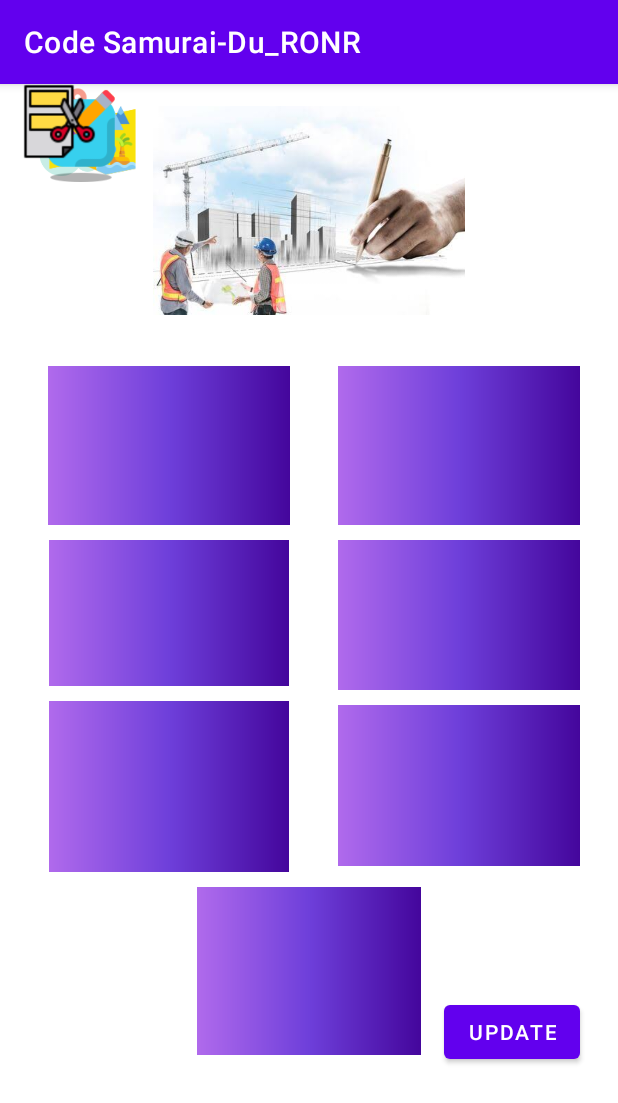
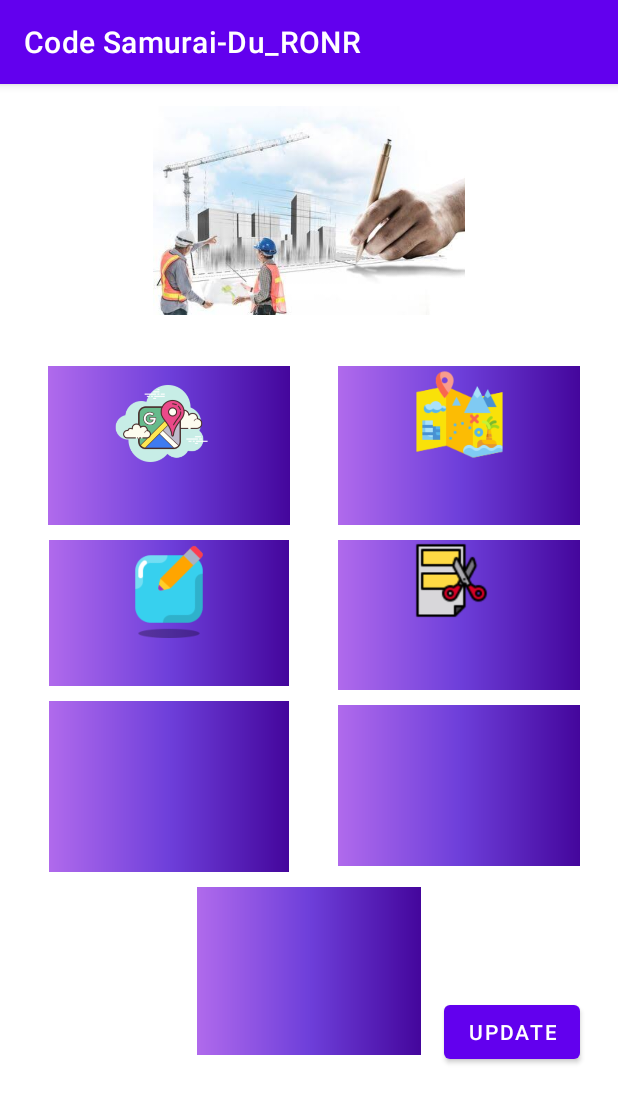
Before and after one commit to Nazira-Jesmin-Lina/DU_RONR, an Android app: the HomePage screen opened directly, with no data from a screen before it, on a phone screen of 412 x 824 dp. Shown: the top 1103 px of the screen. Run offline under Robolectric (Android 15) with nearby library versions, the phone set to English and light mode, and no system bars; our stand-ins replace Firebase (no records; nobody signed in at launch, a user with empty details on screens opened directly).

Commit message:
other page

```diff
--- a/app/src/main/res/layout/activity_home_page.xml
+++ b/app/src/main/res/layout/activity_home_page.xml
@@ -120,32 +120,42 @@
         android:id="@+id/imageView10"
         android:layout_width="94dp"
         android:layout_height="71dp"
-        app:srcCompat="@drawable/google_maps"
-        tools:layout_editor_absoluteX="64dp"
-        tools:layout_editor_absoluteY="188dp" />
+        android:layout_marginBottom="32dp"
+        app:layout_constraintBottom_toBottomOf="@+id/btn_map"
+        app:layout_constraintEnd_toEndOf="@+id/btn_map"
+        app:layout_constraintHorizontal_bias="0.402"
+        app:layout_constraintStart_toStartOf="@+id/btn_map"
+        app:srcCompat="@drawable/google_maps" />
 
     <ImageView
         android:id="@+id/imageView11"
         android:layout_width="123dp"
         android:layout_height="63dp"
-        app:srcCompat="@drawable/map_prop"
-        tools:layout_editor_absoluteX="248dp"
-        tools:layout_editor_absoluteY="189dp" />
+        android:layout_marginBottom="42dp"
+        app:layout_constraintBottom_toBottomOf="@+id/btn_Proposal_map"
+        app:layout_constraintEnd_toEndOf="@+id/btn_Proposal_map"
+        app:layout_constraintStart_toStartOf="@+id/btn_Proposal_map"
+        app:srcCompat="@drawable/map_prop" />
 
     <ImageView
         android:id="@+id/imageView12"
         android:layout_width="108dp"
         android:layout_height="65dp"
-        app:srcCompat="@drawable/prop_create"
-        tools:layout_editor_absoluteX="64dp"
-        tools:layout_editor_absoluteY="304dp" />
+        android:layout_marginBottom="32dp"
+        app:layout_constraintBottom_toBottomOf="@+id/btn_prop_create"
+        app:layout_constraintEnd_toEndOf="@+id/btn_prop_create"
+        app:layout_constraintStart_toStartOf="@+id/btn_prop_create"
+        app:srcCompat="@drawable/prop_create" />
 
     <ImageView
         android:id="@+id/imageView13"
         android:layout_width="79dp"
         android:layout_height="50dp"
-        app:srcCompat="@drawable/update"
-        tools:layout_editor_absoluteX="280dp"
-        tools:layout_editor_absoluteY="310dp" />
+        android:layout_marginBottom="48dp"
+        app:layout_constraintBottom_toBottomOf="@+id/btn_update_prop"
+        app:layout_constraintEnd_toEndOf="@+id/btn_update_prop"
+        app:layout_constraintHorizontal_bias="0.439"
+        app:layout_constraintStart_toStartOf="@+id/btn_update_prop"
+        app:srcCompat="@drawable/update" />
 
 </androidx.constraintlayout.widget.ConstraintLayout>
```
